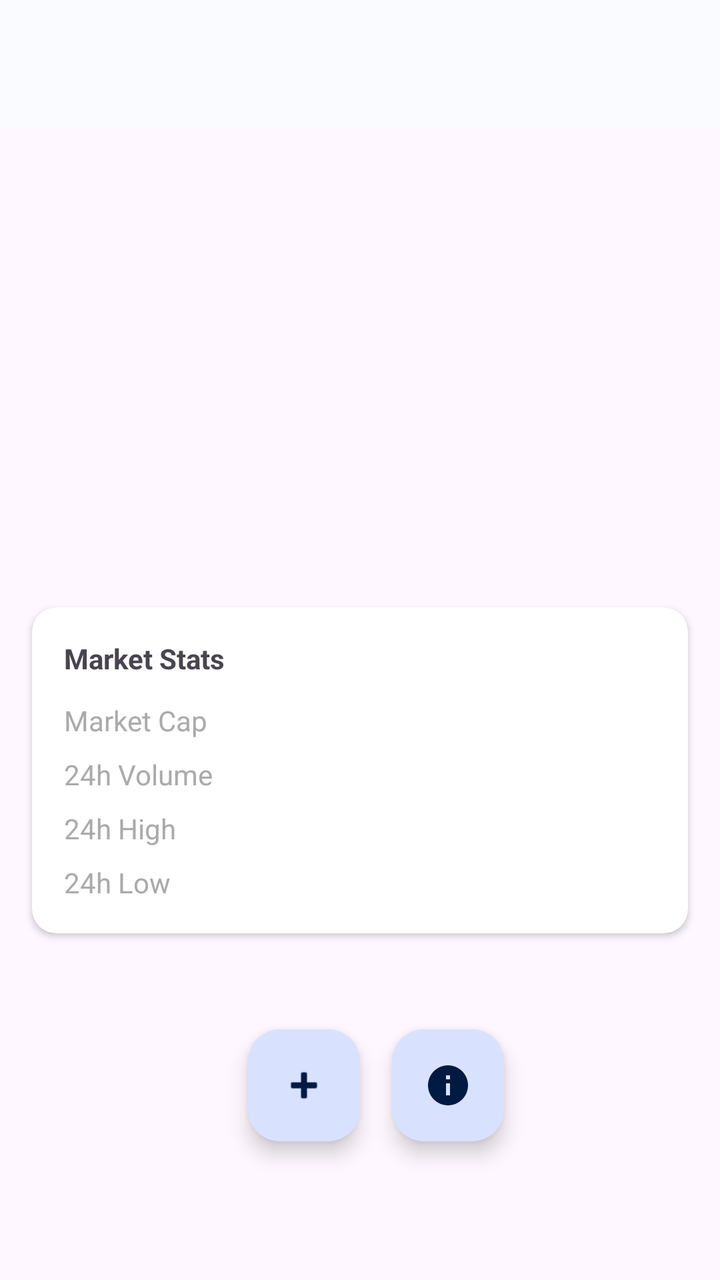
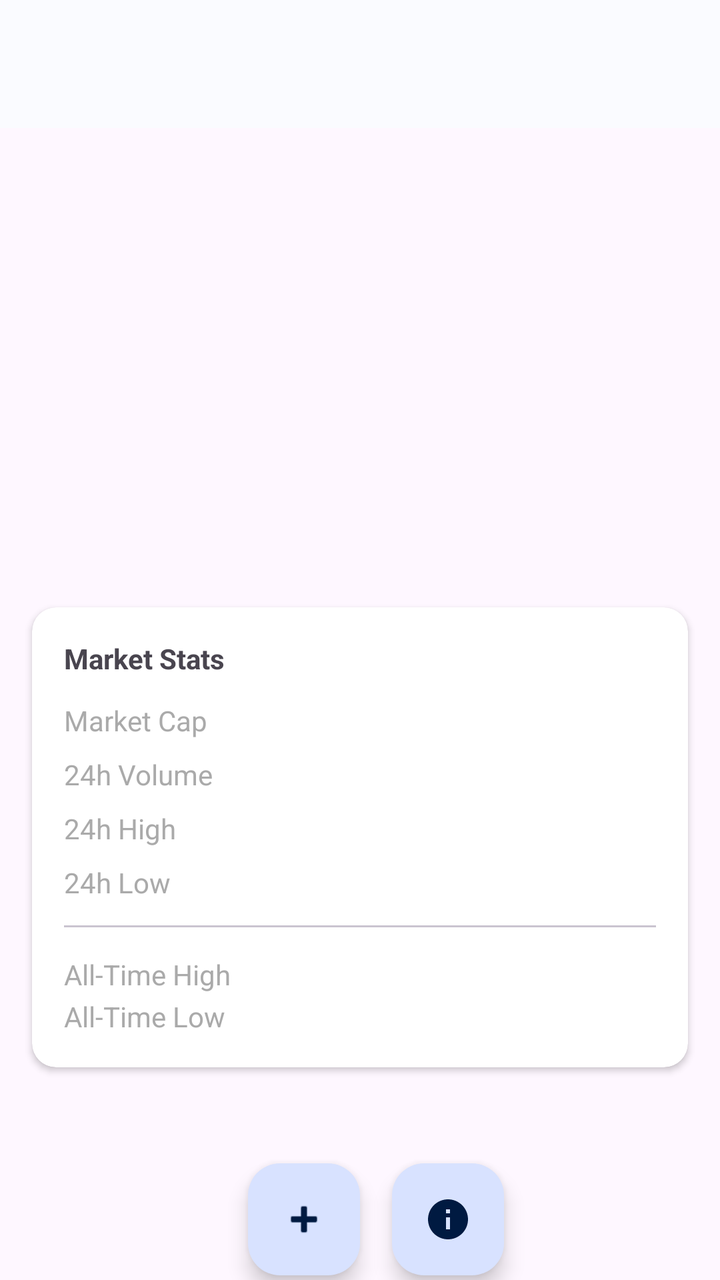

Screens rendered from an Android XML layout before and after an edit, with the pre-edit source and the edit as a unified diff.
<!-- AndroidManifest.xml: application theme Theme.CryptoTracker -->
<!-- res/layout/activity_coin_detail.xml -->
<?xml version="1.0" encoding="utf-8"?>
<androidx.core.widget.NestedScrollView
    xmlns:android="http://schemas.android.com/apk/res/android"
    xmlns:app="http://schemas.android.com/apk/res-auto"
    android:layout_width="match_parent"
    android:layout_height="match_parent">
    <LinearLayout
        android:layout_width="match_parent"
        android:layout_height="wrap_content"
        android:orientation="vertical">

        <com.google.android.material.appbar.AppBarLayout
            android:layout_width="match_parent"
            android:layout_height="wrap_content">

            <com.google.android.material.appbar.MaterialToolbar
                android:id="@+id/toolbar"
                android:layout_width="match_parent"
                android:layout_height="?attr/actionBarSize"/>
        </com.google.android.material.appbar.AppBarLayout>

        <ImageView
            android:id="@+id/coinImage"
            android:layout_width="80dp"
            android:layout_height="80dp"
            android:layout_gravity="center"
            android:layout_margin="16dp"
            android:contentDescription="Coin image"/>

        <TextView
            android:id="@+id/coinName"
            android:layout_width="wrap_content"
            android:layout_height="wrap_content"
            android:layout_gravity="center"
            android:textSize="24sp"
            android:textStyle="bold"/>

        <TextView
            android:id="@+id/coinPrice"
            android:layout_width="wrap_content"
            android:layout_height="wrap_content"
            android:layout_gravity="center"
            android:textSize="32sp"
            android:textStyle="bold"
            android:layout_marginTop="8dp"/>
        <TextView
            android:id="@+id/coinChange"
            android:layout_width="wrap_content"
            android:layout_height="wrap_content"
            android:layout_gravity="center"
            android:textSize="18sp"
            android:layout_marginTop="4dp"/>

        <androidx.cardview.widget.CardView
            android:layout_width="match_parent"
            android:layout_height="wrap_content"
            android:layout_margin="16dp"
            app:cardCornerRadius="12dp"
            app:cardElevation="2dp">
        <LinearLayout
                android:layout_width="match_parent"
                android:layout_height="wrap_content"
                android:orientation="vertical"
                android:padding="16dp">

                <TextView
                    android:layout_width="wrap_content"
                    android:layout_height="wrap_content"
                    android:text="Market Stats"
                    android:textStyle="bold"
                    android:layout_marginBottom="12dp"/>

            <LinearLayout
                android:layout_width="match_parent"
                android:layout_height="wrap_content"
                android:orientation="horizontal"
                android:layout_marginBottom="8dp">

                <TextView
                    android:layout_width="0dp"
                    android:layout_height="wrap_content"
                    android:layout_weight="1"
                    android:text="Market Cap"
                    android:textColor="@android:color/darker_gray"/>

                <TextView
                    android:id="@+id/coinMarketCap"
                    android:layout_width="wrap_content"
                    android:layout_height="wrap_content"
                    android:textStyle="bold"/>

            </LinearLayout>


            <LinearLayout
                android:layout_width="match_parent"
                android:layout_height="wrap_content"
                android:orientation="horizontal"
                android:layout_marginBottom="8dp">

                <TextView
                    android:layout_width="0dp"
                    android:layout_height="wrap_content"
                    android:layout_weight="1"
                    android:text="24h Volume"
                    android:textColor="@android:color/darker_gray"/>
                <TextView
                    android:id="@+id/coinVolume"
                    android:layout_width="wrap_content"
                    android:layout_height="wrap_content"
                    android:textStyle="bold"/>
            </LinearLayout>

            <LinearLayout
                android:layout_width="match_parent"
                android:layout_height="wrap_content"
                android:orientation="horizontal"
                android:layout_marginBottom="8dp">

                <TextView
                    android:layout_width="0dp"
                    android:layout_height="wrap_content"
                    android:layout_weight="1"
                    android:text="24h High"
                    android:textColor="@android:color/darker_gray"/>

                <TextView
                    android:id="@+id/coinHigh"
                    android:layout_width="wrap_content"
                    android:layout_height="wrap_content"
                    android:textStyle="bold"/>
            </LinearLayout>

            <LinearLayout
                android:layout_width="match_parent"
                android:layout_height="wrap_content"
                android:orientation="horizontal">

                <TextView
                    android:layout_width="0dp"
                    android:layout_height="wrap_content"
                    android:layout_weight="1"
                    android:text="24h Low"
                    android:textColor="@android:color/darker_gray"/>

                <TextView
                    android:id="@+id/coinLow"
                    android:layout_width="wrap_content"
                    android:layout_height="wrap_content"
                    android:textStyle="bold"/>
            </LinearLayout>
        </LinearLayout>


        </androidx.cardview.widget.CardView>

        <LinearLayout
            android:layout_width="match_parent"
            android:layout_height="wrap_content"
            android:orientation="horizontal"
            android:gravity="center"
            android:layout_margin="16dp"
            android:layout_marginTop="8dp">

        <com.google.android.material.floatingactionbutton.FloatingActionButton
            android:id="@+id/fabAddToPortfolio"
            android:layout_width="wrap_content"
            android:layout_height="wrap_content"
            android:layout_gravity="center"
            android:layout_margin="16dp"
            android:contentDescription="Add to portfolio"
            app:srcCompat="@android:drawable/ic_input_add"/>

        <com.google.android.material.floatingactionbutton.FloatingActionButton
            android:id="@+id/infoButton"
            android:layout_width="wrap_content"
            android:layout_height="wrap_content"
            android:contentDescription="About"
            app:srcCompat="@android:drawable/ic_info"
            app:fabSize="mini"/>

    </LinearLayout>

        <androidx.cardview.widget.CardView
            android:id="@+id/descriptionCard"
            android:layout_width="match_parent"
            android:layout_height="wrap_content"
            android:layout_margin="16dp"
            android:visibility="gone"
            app:cardCornerRadius="12dp"
            app:cardElevation="2dp">

            <LinearLayout
                android:layout_width="match_parent"
                android:layout_height="wrap_content"
                android:orientation="vertical"
                android:padding="16dp">

                <TextView
                    android:layout_width="wrap_content"
                    android:layout_height="wrap_content"
                    android:text="About"
                    android:textSize="18sp"
                    android:textStyle="bold"
                    android:layout_marginBottom="12dp"/>

                <TextView
                    android:id="@+id/coinDescription"
                    android:layout_width="match_parent"
                    android:layout_height="wrap_content"
                    android:textSize="14sp"
                    android:lineSpacingMultiplier="1.5"
                    android:textColor="?attr/colorOnSurface"/>

            </LinearLayout>
        </androidx.cardview.widget.CardView>


    </LinearLayout>

</androidx.core.widget.NestedScrollView>
<!-- resources referenced by this layout -->
<resources>
  <style name="Theme.CryptoTracker" parent="Theme.Material3.Light.NoActionBar">
    <item name="colorPrimary">@color/md_theme_primary</item>
    <item name="colorOnPrimary">@color/md_theme_onPrimary</item>
    <item name="colorPrimaryContainer">@color/md_theme_primaryContainer</item>
    <item name="colorOnPrimaryContainer">@color/md_theme_onPrimaryContainer</item>
    <item name="colorSecondary">@color/md_theme_secondary</item>
    <item name="colorOnSecondary">@color/md_theme_onSecondary</item>
    <item name="colorSurface">@color/md_theme_surface</item>
    <item name="colorOnSurface">@color/md_theme_onSurface</item>
    <item name="colorError">@color/md_theme_error</item>
   </style>
  <color name="md_theme_primary">#1B6EF3</color>
  <color name="md_theme_onPrimary">#FFFFFF</color>
  <color name="md_theme_primaryContainer">#D8E2FF</color>
  <color name="md_theme_onPrimaryContainer">#001A41</color>
  <color name="md_theme_secondary">#575E71</color>
  <color name="md_theme_onSecondary">#FFFFFF</color>
  <color name="md_theme_surface">#FAFBFF</color>
  <color name="md_theme_onSurface">#1A1B1F</color>
  <color name="md_theme_error">#BA1A1A</color>
</resources>

<!-- the commit's change to res/layout/activity_coin_detail.xml (unified diff, before → after) -->
@@ -149,6 +149,51 @@
                     android:layout_height="wrap_content"
                     android:textStyle="bold"/>
             </LinearLayout>
+
+            <View
+                android:layout_width="match_parent"
+                android:layout_height="1dp"
+                android:background="?attr/colorOutlineVariant"
+                android:layout_marginVertical="12dp"/>
+
+
+            <LinearLayout
+                android:layout_width="match_parent"
+                android:layout_height="wrap_content"
+                android:orientation="horizontal"
+                android:layout_marginTop="2dp"
+                android:layout_marginBottom="2dp">
+                <TextView
+                    android:layout_width="0dp"
+                    android:layout_height="wrap_content"
+                    android:layout_weight="1"
+                    android:text="All-Time High"
+                    android:textColor="@android:color/darker_gray"/>
+                <TextView
+                    android:id="@+id/coinAth"
+                    android:layout_width="wrap_content"
+                    android:layout_height="wrap_content"
+                    android:textStyle="bold"
+                    android:textColor="#1B8A4C"/>
+            </LinearLayout>
+            <LinearLayout
+                android:layout_width="match_parent"
+                android:layout_height="wrap_content"
+                android:orientation="horizontal">
+
+                <TextView
+                    android:layout_width="0dp"
+                    android:layout_height="wrap_content"
+                    android:layout_weight="1"
+                    android:text="All-Time Low"
+                    android:textColor="@android:color/darker_gray"/>
+                <TextView
+                    android:id="@+id/coinAtl"
+                    android:layout_width="wrap_content"
+                    android:layout_height="wrap_content"
+                    android:textStyle="bold"
+                    android:textColor="#BA1A1A"/>
+            </LinearLayout>
         </LinearLayout>
 
 
